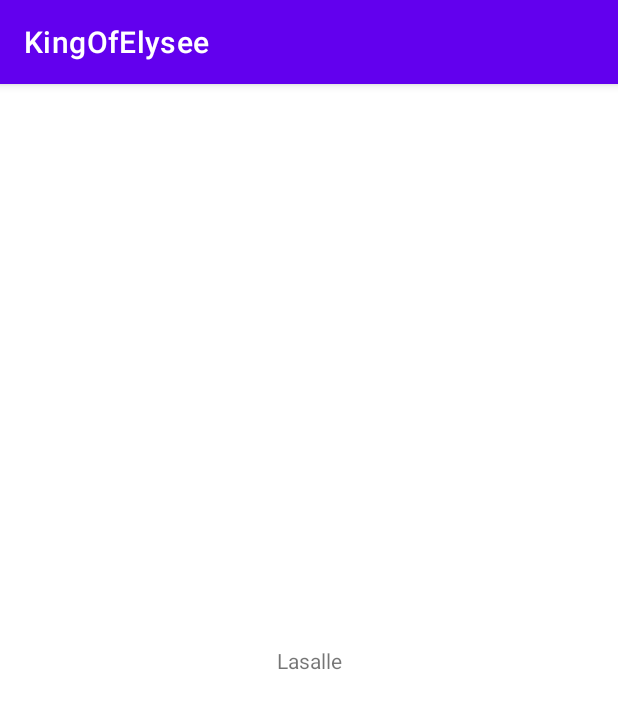
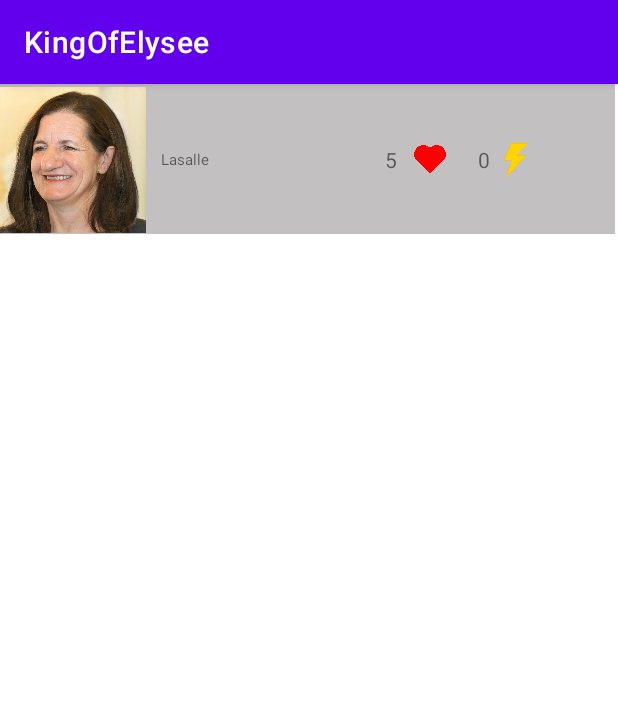
Before and after one commit to VictorTruong18/KingOfElysee, an Android app: the GameCharacterChoice screen opened through its navigation route, after a tap on an icon or button, on a phone screen of 412 x 824 dp. Shown: the top 709 px of the screen. Run offline under Robolectric (Android 15) with nearby library versions, the phone set to English and light mode, and no system bars.

Commit message:
Add 'PlayerProfileSection' Fragment

```diff
--- a/app/src/main/java/fr/epita/android/kingofelysee/GameBoard.kt
+++ b/app/src/main/java/fr/epita/android/kingofelysee/GameBoard.kt
@@ -12,11 +12,8 @@ import androidx.fragment.app.viewModels
 
 class GameBoard : Fragment() {
 
-    private val gameBrain : GameBrain by activityViewModels()
-
     override fun onCreate(savedInstanceState: Bundle?) {
         super.onCreate(savedInstanceState)
-
     }
 
     override fun onCreateView(
@@ -25,11 +22,6 @@ class GameBoard : Fragment() {
     ): View? {
         // Inflate the layout for this fragment
         val view : View =inflater.inflate(R.layout.fragment_game_board, container, false)
-
-        var textView : TextView = view.findViewById(R.id.textView)
-
-        textView.text = gameBrain.character.name_
-
         return view
     }
 
--- a/app/src/main/java/fr/epita/android/kingofelysee/GameBrain.kt
+++ b/app/src/main/java/fr/epita/android/kingofelysee/GameBrain.kt
@@ -4,9 +4,9 @@ import androidx.lifecycle.ViewModel
 import fr.epita.android.kingofelysee.objects.Character
 
 class GameBrain : ViewModel()  {
-    lateinit var character : Character
+    lateinit var player : Character
 
     fun chooseCharacter(character : Character){
-        this.character = character
+        this.player = character
     }
 }
--- a/app/src/main/java/fr/epita/android/kingofelysee/GameCharacterChoice.kt
+++ b/app/src/main/java/fr/epita/android/kingofelysee/GameCharacterChoice.kt
@@ -37,42 +37,42 @@ class GameCharacterChoice : Fragment() {
 
         macronImage.setOnClickListener {
             val userCharacter : Character = Character(
-                name = "Macron", image = "@drawable/macron", isThePlayer = true
+                name = "Macron", image = R.drawable.macron, isThePlayer = true
             )
             gameBrain.chooseCharacter(userCharacter)
             findNavController().navigate(R.id.action_gameCharacterChoice_to_gameBoard)
         }
         lepenImage.setOnClickListener {
             val userCharacter : Character = Character(
-                name = "Lepen", image = "@drawable/lepen", isThePlayer = true
+                name = "Lepen", image = R.drawable.lepen, isThePlayer = true
             )
             gameBrain.chooseCharacter(userCharacter)
             findNavController().navigate(R.id.action_gameCharacterChoice_to_gameBoard)
         }
         melenchonImage.setOnClickListener {
             val userCharacter : Character = Character(
-                name = "Melenchon", image = "@drawable/melenchon", isThePlayer = true
+                name = "Melenchon", image = R.drawable.melenchon, isThePlayer = true
             )
             gameBrain.chooseCharacter(userCharacter)
             findNavController().navigate(R.id.action_gameCharacterChoice_to_gameBoard)
         }
         hidalgoImage.setOnClickListener {
             val userCharacter : Character = Character(
-                name = "Hidalgo", image = "@drawable/hidalgo", isThePlayer = true
+                name = "Hidalgo", image = R.drawable.hidalgo, isThePlayer = true
             )
             gameBrain.chooseCharacter(userCharacter)
             findNavController().navigate(R.id.action_gameCharacterChoice_to_gameBoard)
         }
         lasalleImage.setOnClickListener {
             val userCharacter : Character = Character(
-                name = "Lasalle", image = "@drawable/lasalle", isThePlayer = true
+                name = "Lasalle", image = R.drawable.lasalle, isThePlayer = true
             )
             gameBrain.chooseCharacter(userCharacter)
             findNavController().navigate(R.id.action_gameCharacterChoice_to_gameBoard)
         }
         pecressImageView.setOnClickListener {
             val userCharacter : Character = Character(
-                name = "Pecresse", image = "@drawable/pecresse", isThePlayer = true
+                name = "Pecresse", image = R.drawable.pecresse, isThePlayer = true
             )
             gameBrain.chooseCharacter(userCharacter)
             findNavController().navigate(R.id.action_gameCharacterChoice_to_gameBoard)
--- a/app/src/main/java/fr/epita/android/kingofelysee/objects/Character.kt
+++ b/app/src/main/java/fr/epita/android/kingofelysee/objects/Character.kt
@@ -1,15 +1,15 @@
 package fr.epita.android.kingofelysee.objects
 
-val LIFE_POINTS = 10
-val ENERGY_POINTS = 10
+val LIFE_POINTS = 5
+val ENERGY_POINTS = 0
 
 class Character(
     name: String,
-    image: String,
+    image: Int,
     isThePlayer: Boolean
 ) {
     val name_ : String = name
-    val image_ : String = image
+    val image_ : Int = image
     val isThePlayer_ : Boolean = isThePlayer
 
     var lifePoints_ : Int = LIFE_POINTS
--- /dev/null
+++ b/app/src/main/java/fr/epita/android/kingofelysee/sections/PlayerProfileSection.kt
@@ -0,0 +1,39 @@
+package fr.epita.android.kingofelysee.sections
+
+import android.media.Image
+import android.os.Bundle
+import androidx.fragment.app.Fragment
+import android.view.LayoutInflater
+import android.view.View
+import android.view.ViewGroup
+import android.widget.ImageView
+import android.widget.TextView
+import androidx.fragment.app.activityViewModels
+import fr.epita.android.kingofelysee.GameBrain
+import fr.epita.android.kingofelysee.R
+import org.w3c.dom.Text
+
+
+class PlayerProfileSection : Fragment() {
+    private val gameBrain : GameBrain by activityViewModels()
+
+    override fun onCreateView(
+        inflater: LayoutInflater, container: ViewGroup?,
+        savedInstanceState: Bundle?
+    ): View? {
+        // Inflate the layout for this fragment
+        val view : View =inflater.inflate(R.layout.fragment_player_profile_section, container, false)
+        var textView : TextView = view.findViewById(R.id.name_tv)
+        var imageView : ImageView = view.findViewById(R.id.image_img)
+        var energyTextView : TextView = view.findViewById(R.id.energypoints_tv)
+        var lifeTextView : TextView = view.findViewById(R.id.lifepoints_tv)
+        textView.text = gameBrain.player.name_
+        imageView.setImageResource(gameBrain.player.image_)
+        energyTextView.text = gameBrain.player.energyPoints_.toString()
+        lifeTextView.text = gameBrain.player.lifePoints_.toString()
+
+        return view
+    }
+
+
+}
--- a/app/src/main/res/layout/fragment_game_board.xml
+++ b/app/src/main/res/layout/fragment_game_board.xml
@@ -7,14 +7,15 @@
     android:layout_height="match_parent"
     tools:context=".GameBoard">
 
-    <TextView
-        android:id="@+id/textView"
-        android:layout_width="wrap_content"
-        android:layout_height="wrap_content"
-        app:layout_constraintBottom_toBottomOf="parent"
+    <androidx.fragment.app.FragmentContainerView
+        android:id="@+id/playerProfilSection"
+        android:name="fr.epita.android.kingofelysee.sections.PlayerProfileSection"
+        android:layout_width="410dp"
+        android:layout_height="104dp"
         app:layout_constraintEnd_toEndOf="parent"
-        app:layout_constraintHorizontal_bias="0.5"
+        app:layout_constraintHorizontal_bias="0.0"
         app:layout_constraintStart_toStartOf="parent"
         app:layout_constraintTop_toTopOf="parent"
-        app:layout_constraintVertical_bias="0.5" />
+        tools:layout="@layout/fragment_player_profile_section" />
+
 </androidx.constraintlayout.widget.ConstraintLayout>
--- /dev/null
+++ b/app/src/main/res/layout/fragment_player_profile_section.xml
@@ -0,0 +1,75 @@
+<?xml version="1.0" encoding="utf-8"?>
+<androidx.constraintlayout.widget.ConstraintLayout xmlns:android="http://schemas.android.com/apk/res/android"
+    xmlns:app="http://schemas.android.com/apk/res-auto"
+    xmlns:tools="http://schemas.android.com/tools"
+    android:layout_width="match_parent"
+    android:layout_height="100dp"
+    android:background="#48272121"
+    tools:context="sections.PlayerProfileSection">
+
+
+    <ImageView
+        android:id="@+id/image_img"
+        android:layout_width="97dp"
+        android:layout_height="98dp"
+        android:contentDescription="TODO"
+        app:layout_constraintBottom_toBottomOf="parent"
+        app:layout_constraintStart_toStartOf="parent"
+        app:layout_constraintTop_toTopOf="parent"
+        app:layout_constraintVertical_bias="0.5"
+        tools:src="@tools:sample/avatars" />
+
+    <TextView
+        android:id="@+id/name_tv"
+        android:layout_width="wrap_content"
+        android:layout_height="wrap_content"
+        android:layout_marginStart="10dp"
+        android:text="Lounes Maureaux"
+        android:textSize="10sp"
+        app:layout_constraintBottom_toBottomOf="parent"
+        app:layout_constraintStart_toEndOf="@+id/image_img"
+        app:layout_constraintTop_toTopOf="parent"
+        app:layout_constraintVertical_bias="0.5" />
+
+    <ImageView
+        android:id="@+id/heart_img"
+        android:layout_width="44dp"
+        android:layout_height="19dp"
+        android:layout_marginEnd="10dp"
+        android:src="@drawable/heart"
+        app:layout_constraintBottom_toBottomOf="parent"
+        app:layout_constraintEnd_toStartOf="@+id/energypoints_tv"
+        app:layout_constraintTop_toTopOf="parent"
+        app:layout_constraintVertical_bias="0.5" />
+
+    <TextView
+        android:id="@+id/lifepoints_tv"
+        android:layout_width="wrap_content"
+        android:layout_height="wrap_content"
+        android:text="10"
+        app:layout_constraintBottom_toBottomOf="parent"
+        app:layout_constraintEnd_toStartOf="@+id/heart_img"
+        app:layout_constraintTop_toTopOf="parent"
+        app:layout_constraintVertical_bias="0.5" />
+
+    <ImageView
+        android:id="@+id/energy_img"
+        android:layout_width="33dp"
+        android:layout_height="25dp"
+        android:layout_marginEnd="50dp"
+        android:src="@drawable/lightning"
+        app:layout_constraintBottom_toBottomOf="parent"
+        app:layout_constraintEnd_toEndOf="parent"
+        app:layout_constraintTop_toTopOf="parent"
+        app:layout_constraintVertical_bias="0.5" />
+
+    <TextView
+        android:id="@+id/energypoints_tv"
+        android:layout_width="wrap_content"
+        android:layout_height="wrap_content"
+        android:text="10"
+        app:layout_constraintBottom_toBottomOf="parent"
+        app:layout_constraintEnd_toStartOf="@+id/energy_img"
+        app:layout_constraintTop_toTopOf="parent"
+        app:layout_constraintVertical_bias="0.5" />
+</androidx.constraintlayout.widget.ConstraintLayout>
```
Also changed, not shown: app/src/main/res/drawable/heart.png (added), app/src/main/res/drawable/lightning.png (added).
